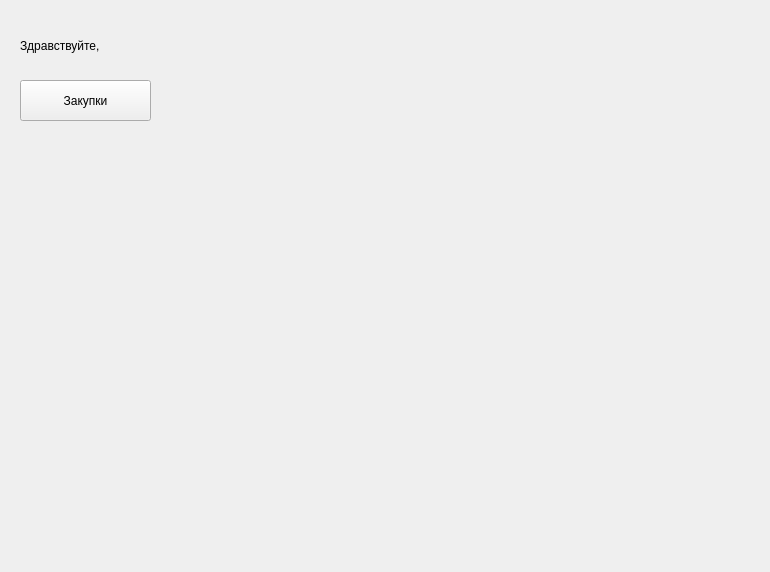
Above: form/clientwindow.ui from glimb-developers-team/Glimb before the change. Below: the same form after it.
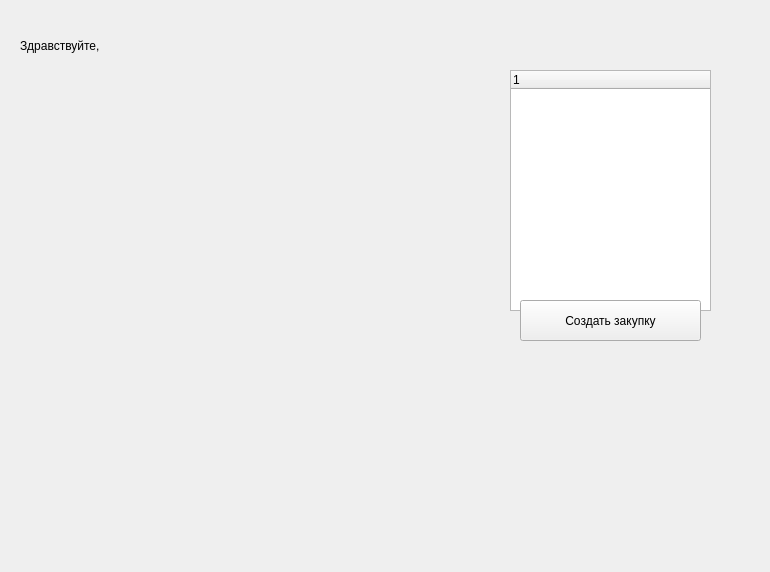
That is the form after the change.

The edit to the form file:
```diff
--- a/form/clientwindow.ui
+++ b/form/clientwindow.ui
@@ -48,16 +48,30 @@
   <widget class="QPushButton" name="but">
    <property name="geometry">
     <rect>
-     <x>20</x>
-     <y>80</y>
-     <width>131</width>
+     <x>520</x>
+     <y>300</y>
+     <width>181</width>
      <height>41</height>
     </rect>
    </property>
    <property name="text">
-    <string>Закупки</string>
+    <string>Создать закупку</string>
    </property>
   </widget>
+  <widget class="QTreeWidget" name="treeWidget">
+   <property name="geometry">
+    <rect>
+     <x>510</x>
+     <y>70</y>
+     <width>201</width>
+     <height>241</height>
+    </rect>
+   </property>
+  </widget>
+  <zorder>label_FIO</zorder>
+  <zorder>label</zorder>
+  <zorder>treeWidget</zorder>
+  <zorder>but</zorder>
  </widget>
  <resources/>
  <connections/>
```
